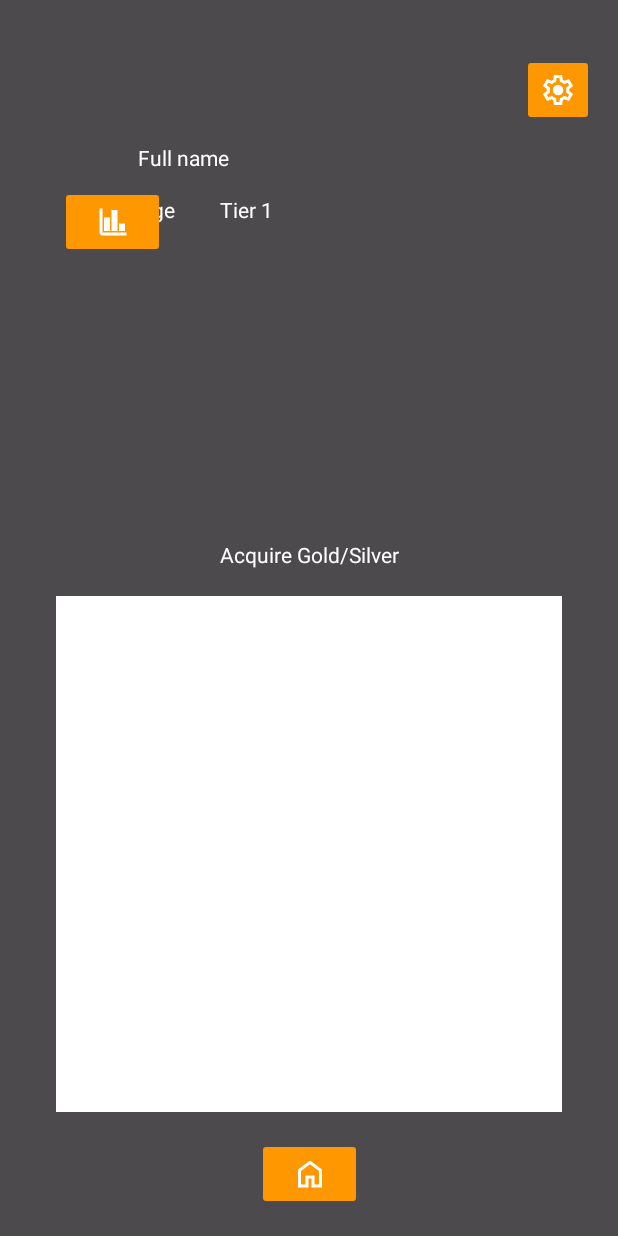
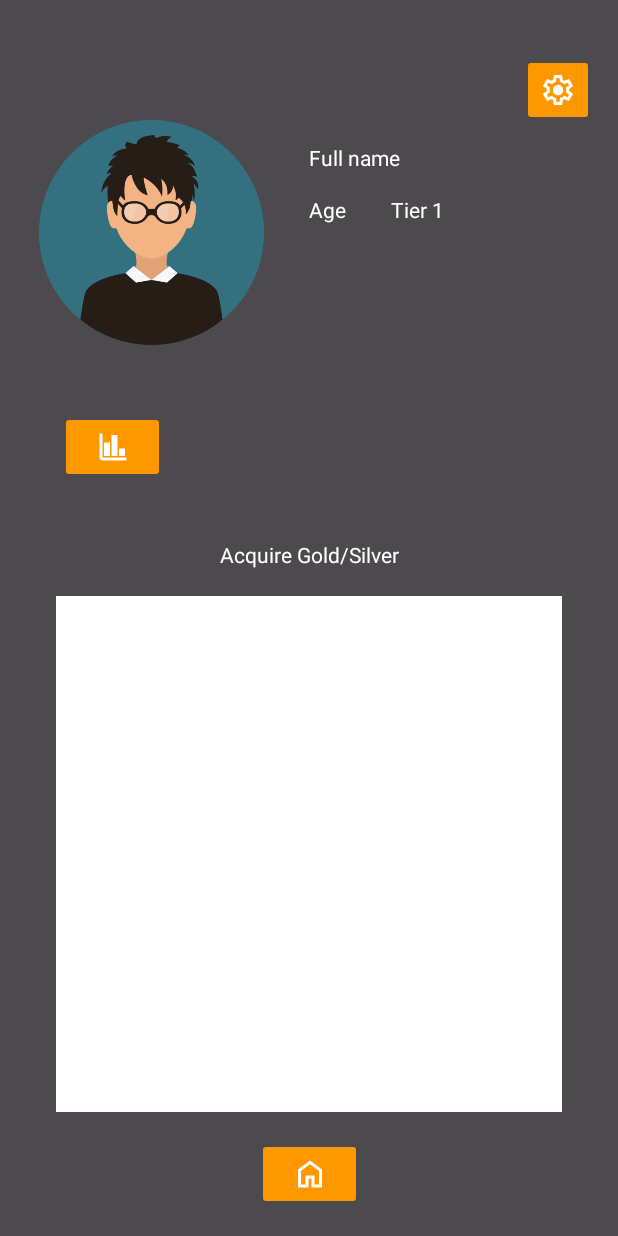
Before and after one commit to Kaiobr13/Projeto-Mobile-LeonardoAlves-KaioSchoeneman, an Android app: the ProfileActivity screen opened directly, with no data from a screen before it, on a phone screen of 412 x 824 dp. Run offline under Robolectric (Android 15) with nearby library versions, the phone set to English and light mode, and no system bars.

Commit message:
Added some drawables

```diff
--- a/SportBuddy/app/src/main/res/layout/activity_profile.xml
+++ b/SportBuddy/app/src/main/res/layout/activity_profile.xml
@@ -21,16 +21,16 @@
 
         <ImageView
             android:id="@+id/profile_profilepic"
-            android:layout_width="wrap_content"
-            android:layout_height="wrap_content"
+            android:layout_width="150dp"
+            android:layout_height="150dp"
             android:layout_marginTop="80dp"
             android:contentDescription="@string/profile_picture"
             app:layout_constraintEnd_toEndOf="parent"
-            app:layout_constraintHorizontal_bias="0.151"
+            app:layout_constraintHorizontal_bias="0.1"
             app:layout_constraintStart_toStartOf="parent"
             app:layout_constraintTop_toTopOf="parent"
-            tools:ignore="ImageContrastCheck"
-            tools:srcCompat="@tools:sample/avatars" />
+            app:srcCompat="@drawable/user"
+            tools:ignore="ImageContrastCheck" />
 
         <TextView
             android:id="@+id/profile_text_username"
--- a/SportBuddy/app/src/main/res/layout/welcome_page.xml
+++ b/SportBuddy/app/src/main/res/layout/welcome_page.xml
@@ -323,6 +323,7 @@
                     android:hint="@string/nation_hint"
                     android:inputType="textPostalAddress"
                     android:textAlignment="center"
+                    android:textColor="@color/white"
                     android:textColorHint="#BDBDBD" />
             </TableRow>
 
```
Also changed, not shown: SportBuddy/app/src/main/res/layout/activity_settings.xml (+4 -4 lines), SportBuddy/app/src/main/res/drawable/user.png (added).
